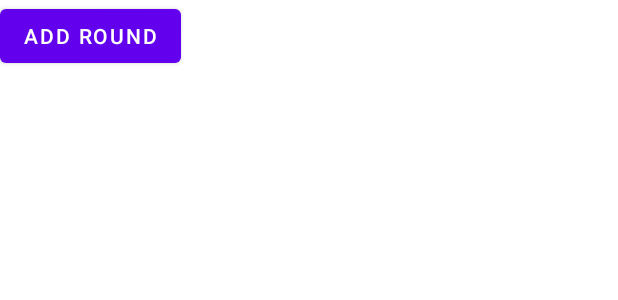
After one commit to SaltyPineapple/Scorebook, an Android app: the layout activity_new_round.xml on its own in the app's theme, with its tools: preview values and no code run, on a phone screen of 412 x 824 dp. The commit adds this screen. Shown: the top 300 px of the screen. Run offline under Robolectric (Android 15) with nearby library versions, the phone set to English and light mode, and no system bars.

Commit message:
Changing new round methods

```diff
--- a/app/src/main/AndroidManifest.xml
+++ b/app/src/main/AndroidManifest.xml
@@ -9,6 +9,9 @@
         android:roundIcon="@mipmap/ic_launcher_round"
         android:supportsRtl="true"
         android:theme="@style/Theme.Scorebook">
+        <activity
+            android:name=".NewRound"
+            android:exported="false" />
         <activity
             android:name=".GameActivity"
             android:exported="false" />
--- /dev/null
+++ b/app/src/main/res/layout/activity_new_round.xml
@@ -0,0 +1,21 @@
+<?xml version="1.0" encoding="utf-8"?>
+<androidx.constraintlayout.widget.ConstraintLayout xmlns:android="http://schemas.android.com/apk/res/android"
+    xmlns:app="http://schemas.android.com/apk/res-auto"
+    xmlns:tools="http://schemas.android.com/tools"
+    android:layout_width="match_parent"
+    android:layout_height="match_parent"
+    tools:context=".NewRound">
+
+
+
+    <Button
+        android:id="@+id/bt_addRound"
+        android:layout_width="wrap_content"
+        android:layout_height="wrap_content"
+        android:text="Add Round"
+        app:layout_constraintTop_toTopOf="parent"
+        app:layout_constraintLeft_toLeftOf="parent"
+
+        />
+
+</androidx.constraintlayout.widget.ConstraintLayout>
```
Also changed, not shown: app/src/main/java/com/example/scorebook/GameActivity.java (+32 -19 lines), app/src/main/java/com/example/scorebook/MainActivity.java (+6 -1 lines), app/src/main/java/com/example/scorebook/NewRound.java (added, +32 -0 lines).
